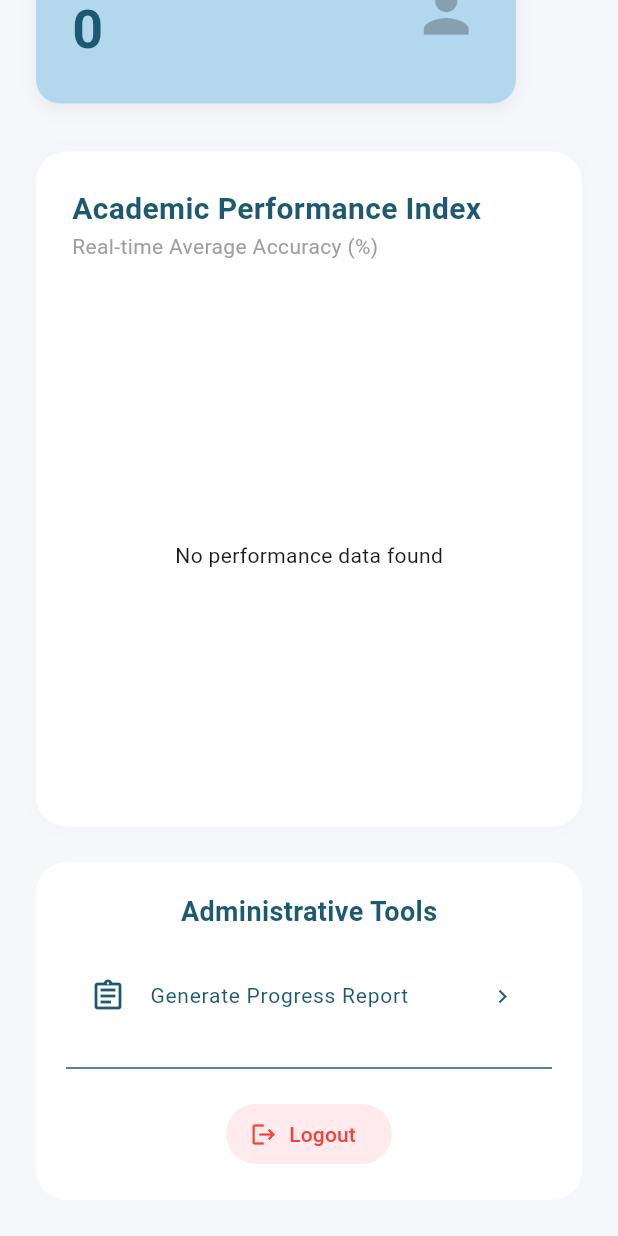
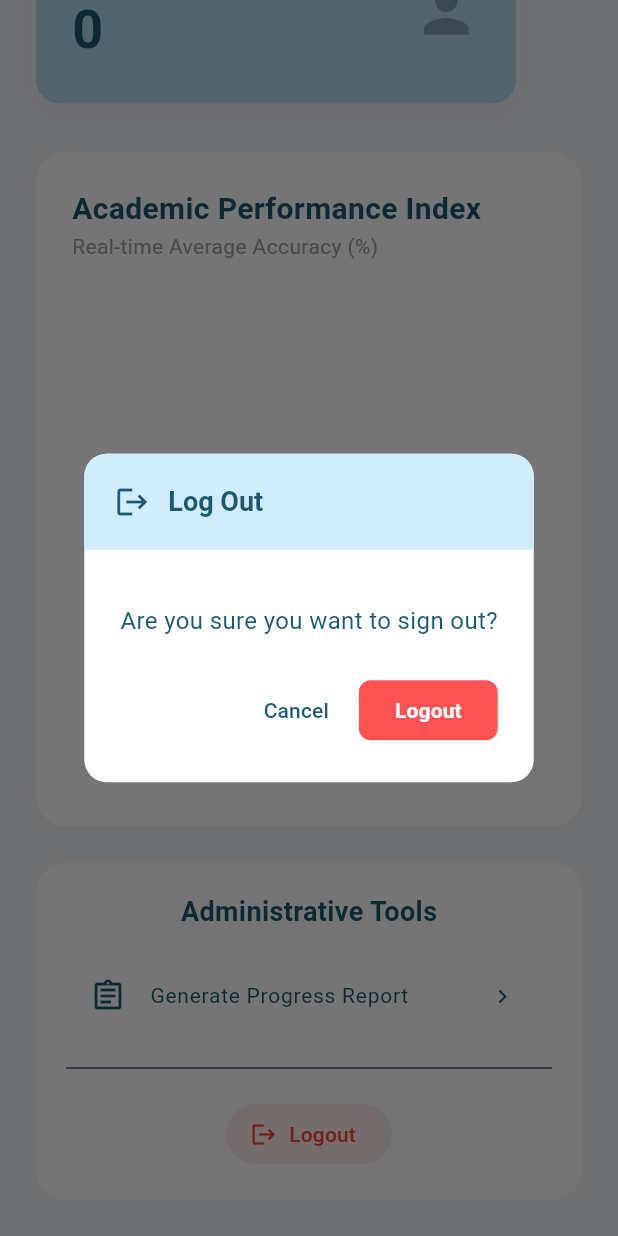
Before and after one commit to MelleUnlikely/serene-learning, a Flutter app: the AdminDashboard screen opened directly with empty values, scrolled down 311 dp, after a tap on "Logout", on a phone screen of 412 x 824 dp. Run offline on Flutter 3.47's test engine with Material 3 defaults, Android fonts, the phone set to English and light mode, and no system bars; our stand-ins replace file_picker, fl_chart, pdf, printing, supabase_flutter; missing offline and left inert: dart:ui_web; accounts and stored records are empty.

Commit message:
Log out for admin now working

```diff
--- a/lib/screens/admin/admin_dashboard.dart
+++ b/lib/screens/admin/admin_dashboard.dart
@@ -137,6 +137,82 @@
     if (mounted) setState(() => graphData = []);
   }
 }
+
+Future<void> _handleLogout(BuildContext context) async {
+    final supabase = Supabase.instance.client;
+
+    final bool? confirm = await showDialog<bool>(
+      context: context,
+      builder: (context) => AlertDialog(
+        backgroundColor: Colors.white,
+        shape: RoundedRectangleBorder(borderRadius: BorderRadius.circular(15)),
+        titlePadding: EdgeInsets.zero,
+        title: Container(
+          padding: const EdgeInsets.all(20),
+          decoration: const BoxDecoration(
+            color: Color(0xFFD0EDF9),
+            borderRadius: BorderRadius.only(
+              topLeft: Radius.circular(15),
+              topRight: Radius.circular(15),
+            ),
+          ),
+          child: const Row(
+            children: [
+              Icon(Icons.logout, color: Color(0xFF1D5A71)),
+              SizedBox(width: 12),
+              Text(
+                "Log Out",
+                style: TextStyle(color: Color(0xFF1D5A71), fontSize: 18, fontWeight: FontWeight.bold),
+              ),
+            ],
+          ),
+        ),
+        content: const Padding(
+          padding: EdgeInsets.only(top: 20.0),
+          child: Text(
+            "Are you sure you want to sign out?",
+            style: TextStyle(color: Color(0xFF1D5A71), fontSize: 16)
+          ),
+        ),
+        actions: [
+          TextButton(
+            onPressed: () => Navigator.pop(context, false),
+            child: const Text("Cancel", style: TextStyle(color: Color(0xFF1D5A71))),
+          ),
+          ElevatedButton(
+            style: ElevatedButton.styleFrom(
+              backgroundColor: Colors.redAccent,
+              foregroundColor: Colors.white,
+              elevation: 0,
+              shape: RoundedRectangleBorder(borderRadius: BorderRadius.circular(8)),
+            ),
+            onPressed: () => Navigator.pop(context, true),
+            child: const Text("Logout", style: TextStyle(fontWeight: FontWeight.bold)),
+          ),
+        ],
+      ),
+    );
+
+    if (confirm == true) {
+      try {
+        await supabase.auth.signOut();
+
+        if (context.mounted) {
+          Navigator.pushNamedAndRemoveUntil(
+            context,
+            '/login',
+            (route) => false,
+          );
+        }
+      } catch (e) {
+        if (context.mounted) {
+          ScaffoldMessenger.of(context).showSnackBar(
+            SnackBar(content: Text("Error logging out: $e"), backgroundColor: Colors.red),
+          );
+        }
+      }
+    }
+  }
 
 
 void _showProgressReport() {
@@ -500,7 +576,7 @@
             ),
           const Divider(height: 40, color: Color(0xFF1D5A71),),
           ElevatedButton.icon(
-            onPressed: () => Supabase.instance.client.auth.signOut(),
+            onPressed: () => _handleLogout(context),
             icon: const Icon(Icons.logout),
             label: const Text("Logout"),
             style: ElevatedButton.styleFrom(
@@ -599,6 +675,7 @@
       );
     },
   );
+
 }
 
 }
```
